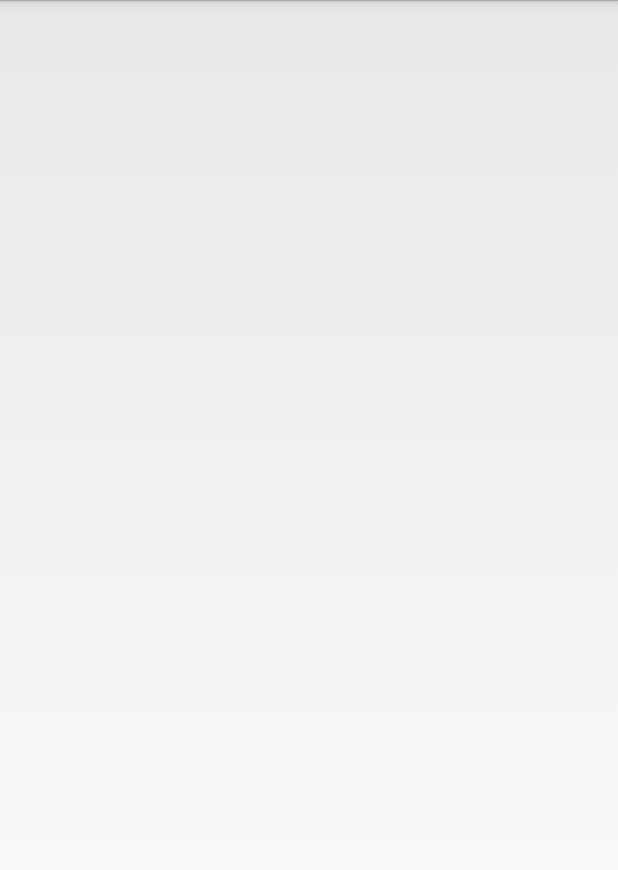
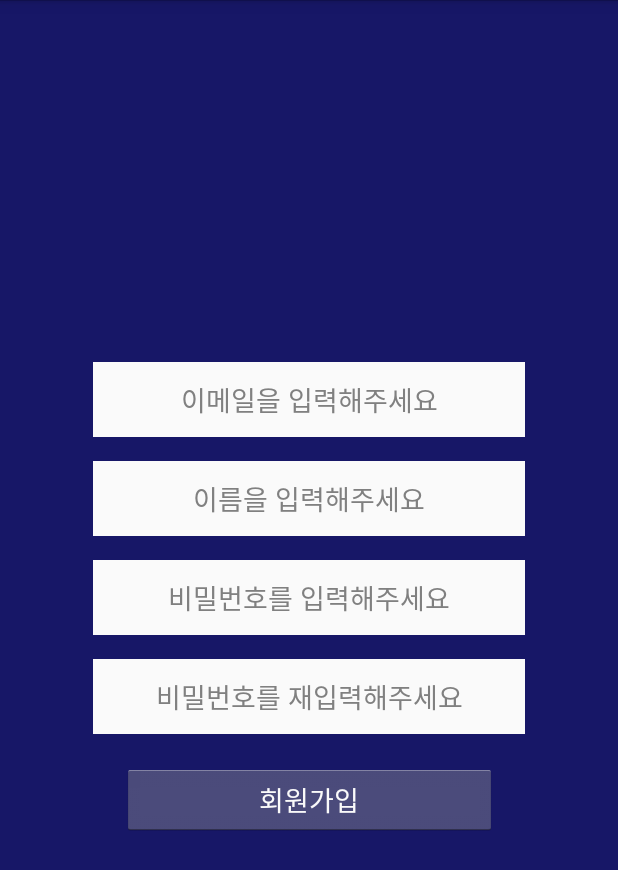
Before and after one commit to AllInWonProject/AllInWon, an Android app: the SignUpActivity screen opened directly, with no data from a screen before it, on a phone screen of 412 x 824 dp. Shown: the top 870 px of the screen. Run offline under Robolectric (Android 15) with nearby library versions, the phone set to English and light mode, and no system bars.

Commit message:
회원가입 기능 구현 초반부

```diff
--- a/app/src/main/AndroidManifest.xml
+++ b/app/src/main/AndroidManifest.xml
@@ -9,14 +9,23 @@
         android:roundIcon="@mipmap/ic_launcher_round"
         android:supportsRtl="true"
         android:theme="@style/AppTheme">
-        <activity android:name=".activity.SignInActivity">
+        <activity
+            android:name=".activity.SignInActivity"
+            android:configChanges="orientation|screenSize"
+            android:screenOrientation="portrait"
+            android:windowSoftInputMode="adjustResize|stateHidden" >
             <intent-filter>
                 <action android:name="android.intent.action.MAIN" />
 
                 <category android:name="android.intent.category.LAUNCHER" />
             </intent-filter>
         </activity>
-        <activity android:name=".activity.SignUpActivity"></activity>
+
+        <activity
+            android:name=".activity.SignUpActivity"
+            android:configChanges="orientation|screenSize"
+            android:screenOrientation="portrait"
+            android:windowSoftInputMode="adjustResize|stateHidden" />
     </application>
 
 </manifest>
--- a/app/src/main/java/com/example/allinwon/activity/SignInActivity.java
+++ b/app/src/main/java/com/example/allinwon/activity/SignInActivity.java
@@ -2,6 +2,7 @@ package com.example.allinwon.activity;
 
 import android.app.Activity;
 import android.app.ProgressDialog;
+import android.content.Intent;
 import android.os.Bundle;
 import android.text.TextUtils;
 import android.view.View;
@@ -42,6 +43,9 @@ public class SignInActivity extends Activity implements View.OnClickListener {
                 signUp();
                 break;
             case R.id.login_signup:
+                Intent intent= new Intent(this, SignUpActivity.class);
+                startActivity(intent);
+                overridePendingTransition(R.anim.rightin_activity, R.anim.not_move_activity);
         }
     }
 
--- a/app/src/main/java/com/example/allinwon/activity/SignUpActivity.java
+++ b/app/src/main/java/com/example/allinwon/activity/SignUpActivity.java
@@ -1,12 +1,17 @@
 package com.example.allinwon.activity;
 
 import android.app.Activity;
+import android.app.ProgressDialog;
 import android.os.Bundle;
 import android.view.View;
+import android.widget.EditText;
 
 import com.example.allinwon.R;
 
 public class SignUpActivity extends Activity implements View.OnClickListener {
+    private EditText editTextName, editTextEmamil, editTextPassword1, editTextpassword2;
+    private ProgressDialog progressDialog;
+    private String email, password, name;
 
     @Override
     protected void onCreate(Bundle savedInstanceState) {
--- /dev/null
+++ b/app/src/main/res/anim/not_move_activity.xml
@@ -0,0 +1,4 @@
+<?xml version="1.0" encoding="utf-8"?>
+<set xmlns:android="http://schemas.android.com/apk/res/android">
+    <translate android:fromXDelta="0" android:toXDelta="0" android:duration="300"/>
+</set>
--- /dev/null
+++ b/app/src/main/res/anim/right_out_activity.xml
@@ -0,0 +1,4 @@
+<?xml version="1.0" encoding="utf-8"?>
+<set xmlns:android="http://schemas.android.com/apk/res/android">
+    <translate android:fromXDelta="0" android:toXDelta="100%p" android:duration="300"/>
+</set>
--- /dev/null
+++ b/app/src/main/res/anim/rightin_activity.xml
@@ -0,0 +1,4 @@
+<?xml version="1.0" encoding="utf-8"?>
+<set xmlns:android="http://schemas.android.com/apk/res/android">
+    <translate android:fromXDelta="100%p" android:toXDelta="0" android:duration="300"/>
+</set>
--- a/app/src/main/res/layout/activity_sign_in.xml
+++ b/app/src/main/res/layout/activity_sign_in.xml
@@ -37,13 +37,6 @@
         app:layout_constraintGuide_percent="0.4" />
 
     <android.support.constraint.Guideline
-        android:id="@+id/bottom_guide"
-        android:layout_width="wrap_content"
-        android:layout_height="wrap_content"
-        android:orientation="horizontal"
-        app:layout_constraintGuide_percent="0.83" />
-
-    <android.support.constraint.Guideline
         android:id="@+id/logo_left"
         android:layout_width="wrap_content"
         android:layout_height="wrap_content"
@@ -61,14 +54,15 @@
         android:id="@+id/login_email"
         android:layout_width="0dp"
         android:layout_height="50dp"
+        android:background="@color/graylight"
         android:ems="10"
-        android:background="@color/graylight"
+        android:gravity="center"
         android:hint="이메일을 입력해주세요"
         android:inputType="textEmailAddress"
-        android:gravity="center"
+        android:singleLine="true"
         app:layout_constraintLeft_toLeftOf="@id/left_guide"
         app:layout_constraintRight_toRightOf="@id/right_guide"
-        app:layout_constraintTop_toTopOf="@id/middle_guide"/>
+        app:layout_constraintTop_toTopOf="@id/middle_guide" />
 
     <EditText
         android:id="@+id/login_password"
@@ -77,9 +71,10 @@
         android:layout_marginTop="16dp"
         android:background="@color/graylight"
         android:ems="10"
+        android:gravity="center"
         android:hint="비밀번호를 입력해주세요"
         android:inputType="textPassword"
-        android:gravity="center"
+        android:singleLine="true"
         app:layout_constraintHorizontal_bias="0.0"
         app:layout_constraintLeft_toLeftOf="@id/left_guide"
         app:layout_constraintRight_toRightOf="@id/right_guide"
--- a/app/src/main/res/layout/activity_sign_up.xml
+++ b/app/src/main/res/layout/activity_sign_up.xml
@@ -4,6 +4,106 @@
     xmlns:tools="http://schemas.android.com/tools"
     android:layout_width="match_parent"
     android:layout_height="match_parent"
-    tools:context=".activity.SignUpActivity">
+    tools:context=".activity.SignUpActivity"
+    android:orientation="vertical"
+    android:background="@color/darkme">
+
+    <android.support.constraint.Guideline
+        android:id="@+id/left_guide"
+        android:layout_width="wrap_content"
+        android:layout_height="wrap_content"
+        android:orientation="vertical"
+        app:layout_constraintGuide_percent="0.15" />
+
+    <android.support.constraint.Guideline
+        android:id="@+id/right_guide"
+        android:layout_width="wrap_content"
+        android:layout_height="wrap_content"
+        android:orientation="vertical"
+        app:layout_constraintGuide_percent="0.85"/>
+
+    <android.support.constraint.Guideline
+        android:id="@+id/top_guide"
+        android:layout_width="wrap_content"
+        android:layout_height="wrap_content"
+        android:orientation="horizontal"
+        app:layout_constraintGuide_percent="0.1" />
+
+    <android.support.constraint.Guideline
+        android:id="@+id/middle_guide"
+        android:layout_width="wrap_content"
+        android:layout_height="wrap_content"
+        android:orientation="horizontal"
+        app:layout_constraintGuide_percent="0.293" />
+
+    <EditText
+        android:id="@+id/signup_email"
+        android:layout_width="0dp"
+        android:layout_height="50dp"
+        android:background="@color/graylight"
+        android:ems="10"
+        android:gravity="center"
+        android:hint="이메일을 입력해주세요"
+        android:inputType="textEmailAddress"
+        android:singleLine="true"
+        app:layout_constraintLeft_toLeftOf="@id/left_guide"
+        app:layout_constraintRight_toRightOf="@id/right_guide"
+        app:layout_constraintTop_toBottomOf="@id/middle_guide" />
+
+    <EditText
+        android:id="@+id/signup_name"
+        android:layout_width="0dp"
+        android:layout_height="50dp"
+        android:layout_marginTop="16dp"
+        android:background="@color/graylight"
+        android:ems="10"
+        android:gravity="center"
+        android:hint="이름을 입력해주세요"
+        android:inputType="textPersonName"
+        android:singleLine="true"
+        app:layout_constraintLeft_toLeftOf="@id/left_guide"
+        app:layout_constraintRight_toRightOf="@id/right_guide"
+        app:layout_constraintTop_toBottomOf="@id/signup_email" />
+
+    <EditText
+        android:id="@+id/signup_password1"
+        android:layout_width="0dp"
+        android:layout_height="50dp"
+        android:layout_marginTop="16dp"
+        android:background="@color/graylight"
+        android:ems="10"
+        android:gravity="center"
+        android:hint="비밀번호를 입력해주세요"
+        android:inputType="textVisiblePassword"
+        android:singleLine="true"
+        app:layout_constraintLeft_toLeftOf="@id/left_guide"
+        app:layout_constraintRight_toRightOf="@id/right_guide"
+        app:layout_constraintTop_toBottomOf="@id/signup_name" />
+
+    <EditText
+        android:id="@+id/signup_password2"
+        android:layout_width="0dp"
+        android:layout_height="50dp"
+        android:layout_marginTop="16dp"
+        android:background="@color/graylight"
+        android:ems="10"
+        android:gravity="center"
+        android:hint="비밀번호를 재입력해주세요"
+        android:inputType="textVisiblePassword"
+        android:singleLine="true"
+        app:layout_constraintLeft_toLeftOf="@id/left_guide"
+        app:layout_constraintRight_toRightOf="@id/right_guide"
+        app:layout_constraintTop_toBottomOf="@id/signup_password1" />
+
+    <Button
+        android:id="@+id/signup_button"
+        android:layout_width="250dp"
+        android:layout_height="wrap_content"
+        android:layout_marginTop="20dp"
+        android:text="회원가입"
+        android:textColor="@color/graylight"
+        app:layout_constraintLeft_toLeftOf="@id/left_guide"
+        app:layout_constraintRight_toRightOf="@id/right_guide"
+        app:layout_constraintTop_toBottomOf="@id/signup_password2" />
 
 </android.support.constraint.ConstraintLayout>
```
Also changed, not shown: 1 other file. Lines whose indentation alone changed are shown as unchanged.
